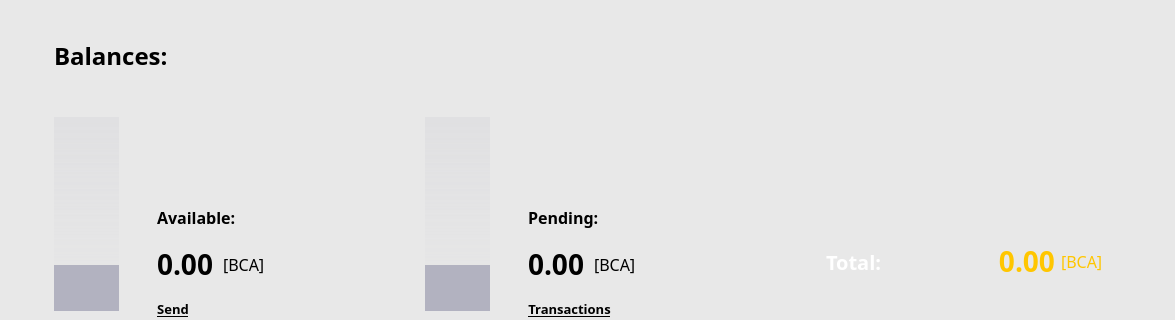
Old version of the form src/qt/forms/overviewpage.ui in the repository bitcoin-atom/bitcoin-atom; both pictures show x 0 to 1175 and y 0 to 320 of the 1175 by 703 pixel window.
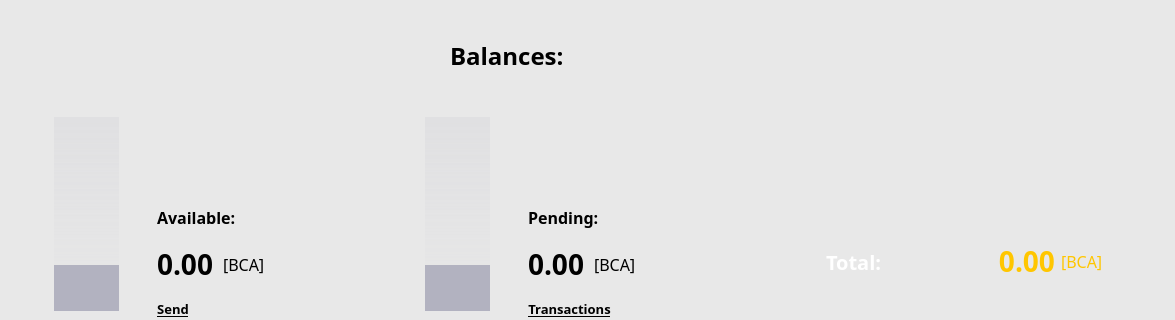
New version of the form. Icons and pictures are not drawn. Custom widgets are drawn as their Qt base class.

Diff of the .ui file:
```diff
--- a/src/qt/forms/overviewpage.ui
+++ b/src/qt/forms/overviewpage.ui
@@ -70,20 +70,20 @@
         <item>
          <widget class="QLabel" name="label_5">
           <property name="sizePolicy">
-           <sizepolicy hsizetype="Preferred" vsizetype="Fixed">
+           <sizepolicy hsizetype="Fixed" vsizetype="Fixed">
             <horstretch>0</horstretch>
             <verstretch>0</verstretch>
            </sizepolicy>
           </property>
           <property name="minimumSize">
            <size>
-            <width>0</width>
+            <width>267</width>
             <height>31</height>
            </size>
           </property>
           <property name="maximumSize">
            <size>
-            <width>16777215</width>
+            <width>267</width>
             <height>31</height>
            </size>
           </property>
@@ -1586,6 +1586,13 @@
    </item>
   </layout>
  </widget>
+ <customwidgets>
+  <customwidget>
+   <class>QRImageWidget</class>
+   <extends>QLabel</extends>
+   <header>qt/receiverequestdialog.h</header>
+  </customwidget>
+ </customwidgets>
  <resources/>
  <connections/>
 </ui>
```
Left out of the diff: 29 changed lines with no effect on the pictures.
